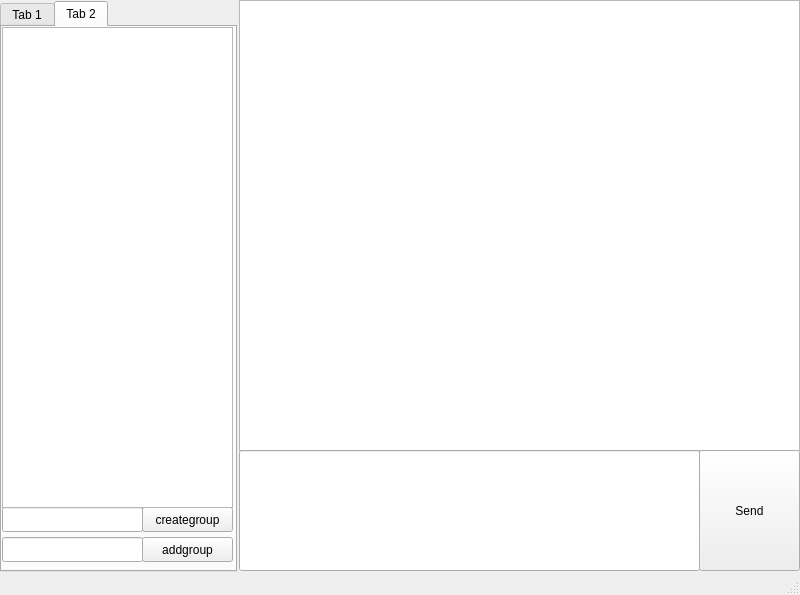
Above: src/client/mainchatwindow.ui from Wmiracle-2002/chatserver before the change. Below: the same form after it.
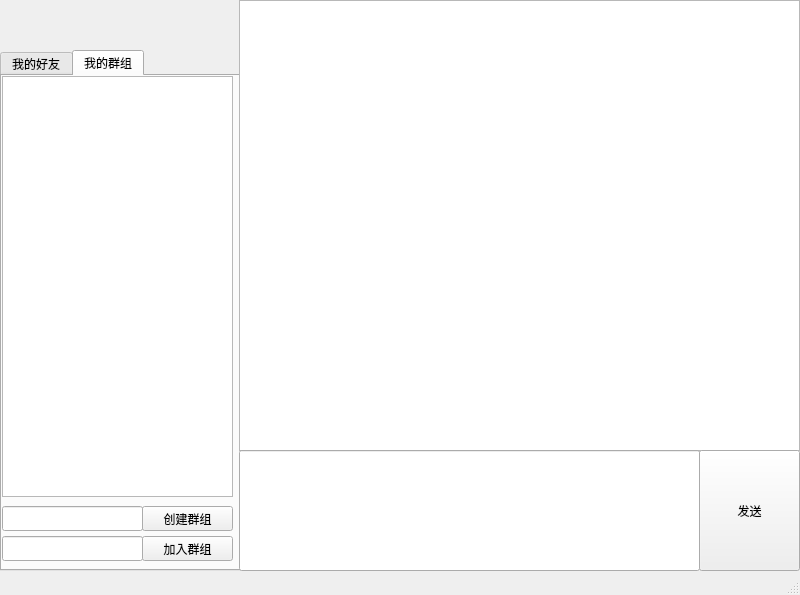
That is the form after the change. The open tabs and pages were chosen to show the change.

Commit message: QChat_v1, add picture module

```diff
--- a/src/client/mainchatwindow.ui
+++ b/src/client/mainchatwindow.ui
@@ -18,9 +18,9 @@
     <property name="geometry">
      <rect>
       <x>0</x>
-      <y>1</y>
-      <width>237</width>
-      <height>571</height>
+      <y>50</y>
+      <width>241</width>
+      <height>521</height>
      </rect>
     </property>
     <layout class="QVBoxLayout" name="itemLayout">
@@ -43,7 +43,7 @@
          <enum>Qt::ContextMenuPolicy::DefaultContextMenu</enum>
         </property>
         <attribute name="title">
-         <string>Tab 1</string>
+         <string>我的好友</string>
         </attribute>
         <widget class="QPushButton" name="addfriendButton">
          <property name="geometry">
@@ -81,13 +81,13 @@
        </widget>
        <widget class="QWidget" name="Group">
         <attribute name="title">
-         <string>Tab 2</string>
+         <string>我的群组</string>
         </attribute>
         <widget class="QLineEdit" name="addgroupEdit">
          <property name="geometry">
           <rect>
            <x>0</x>
-           <y>510</y>
+           <y>460</y>
            <width>141</width>
            <height>25</height>
           </rect>
@@ -97,33 +97,33 @@
          <property name="geometry">
           <rect>
            <x>140</x>
-           <y>510</y>
+           <y>460</y>
            <width>91</width>
            <height>25</height>
           </rect>
          </property>
          <property name="text">
-          <string>addgroup</string>
+          <string>加入群组</string>
          </property>
         </widget>
         <widget class="QPushButton" name="creategroupButton">
          <property name="geometry">
           <rect>
            <x>140</x>
-           <y>480</y>
+           <y>430</y>
            <width>91</width>
            <height>25</height>
           </rect>
          </property>
          <property name="text">
-          <string>creategroup</string>
+          <string>创建群组</string>
          </property>
         </widget>
         <widget class="QLineEdit" name="creategroupEdit">
          <property name="geometry">
           <rect>
            <x>0</x>
-           <y>480</y>
+           <y>430</y>
            <width>141</width>
            <height>25</height>
           </rect>
@@ -135,7 +135,7 @@
            <x>0</x>
            <y>0</y>
            <width>231</width>
-           <height>481</height>
+           <height>421</height>
           </rect>
          </property>
         </widget>
@@ -192,7 +192,72 @@
       </rect>
      </property>
      <property name="text">
-      <string>Send</string>
+      <string>发送</string>
+     </property>
+    </widget>
+   </widget>
+   <widget class="QWidget" name="userinfo" native="true">
+    <property name="geometry">
+     <rect>
+      <x>50</x>
+      <y>0</y>
+      <width>181</width>
+      <height>50</height>
+     </rect>
+    </property>
+    <widget class="QLabel" name="idLabel">
+     <property name="geometry">
+      <rect>
+       <x>0</x>
+       <y>0</y>
+       <width>181</width>
+       <height>25</height>
+      </rect>
+     </property>
+     <property name="text">
+      <string/>
+     </property>
+     <property name="alignment">
+      <set>Qt::AlignmentFlag::AlignCenter</set>
+     </property>
+    </widget>
+    <widget class="QLabel" name="nameLabel">
+     <property name="geometry">
+      <rect>
+       <x>0</x>
+       <y>25</y>
+       <width>181</width>
+       <height>25</height>
+      </rect>
+     </property>
+     <property name="text">
+      <string/>
+     </property>
+     <property name="alignment">
+      <set>Qt::AlignmentFlag::AlignCenter</set>
+     </property>
+    </widget>
+   </widget>
+   <widget class="QWidget" name="profile" native="true">
+    <property name="geometry">
+     <rect>
+      <x>0</x>
+      <y>0</y>
+      <width>50</width>
+      <height>50</height>
+     </rect>
+    </property>
+    <widget class="QLabel" name="pictureLabel">
+     <property name="geometry">
+      <rect>
+       <x>0</x>
+       <y>0</y>
+       <width>50</width>
+       <height>50</height>
+      </rect>
+     </property>
+     <property name="text">
+      <string/>
      </property>
     </widget>
    </widget>
```
Left out of the diff: 8 changed lines with no effect on the pictures. The commit also changes 185 other files.
